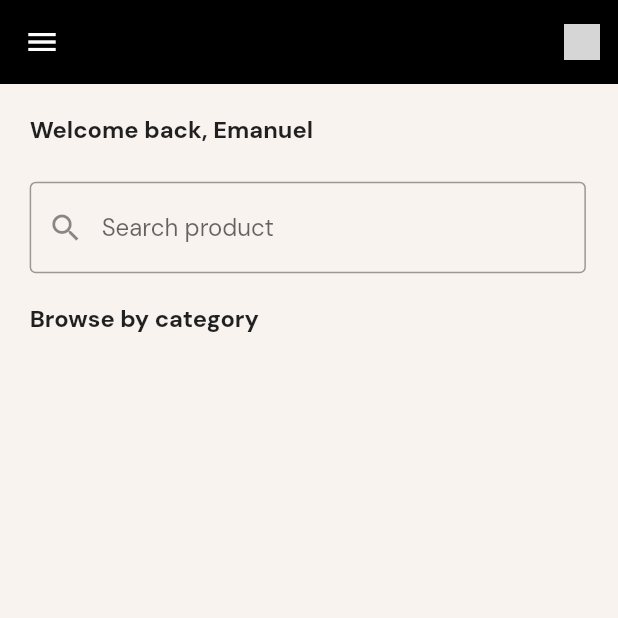
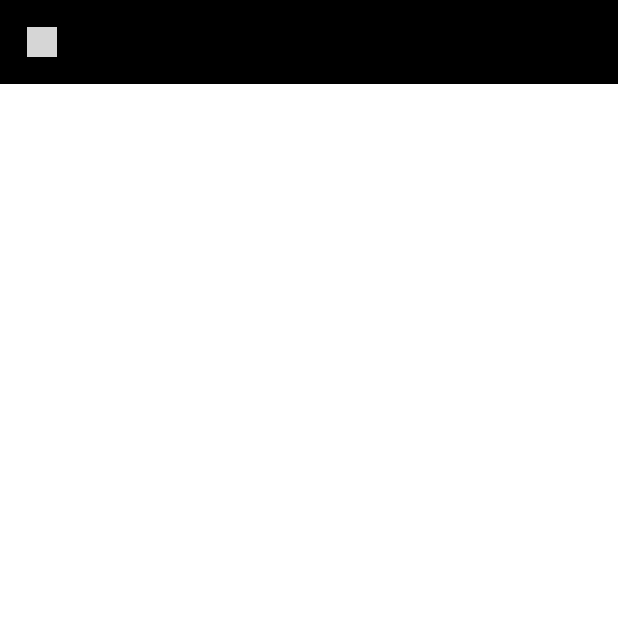
Before and after one commit to SinjinxJohn/potential-octo-couscous, a Flutter app: the HomePage screen opened directly, in the side drawer, after a tap on "Cart", on a phone screen of 412 x 824 dp, the top half of it. Run offline on Flutter 3.47's test engine with Material 2 defaults, Android fonts, the phone set to English and light mode, and no system bars; our stand-ins replace flutter_svg, google_fonts, lottie; network calls fail; grey boxes are pictures that could not be loaded.

Commit message:
added cart page

```diff
--- a/frontend/lib/HomePage.dart
+++ b/frontend/lib/HomePage.dart
@@ -4,8 +4,11 @@
 // ignore: file_names
 // ignore_for_file: file_names
 
+// import 'dart:js';
+
 import 'package:flutter/material.dart';
 import 'package:flutter_svg/svg.dart';
+import 'package:frontend/cart.dart';
 import 'package:frontend/components/constants.dart';
 // import 'package:frontend/components/gridview.dart';
 import 'package:frontend/components/searchbar.dart';
@@ -69,7 +72,7 @@ class _HomePageState extends State<HomePage> {
           ),
             title: Text("Cart",style: TextStyle(fontSize: SizeConfig.defaultSize*1.2),),
             onTap: () {
-              Navigator.pop(context);
+              Navigator.push(context, MaterialPageRoute(builder: ((context) => CartPage())));
             },
           ),
           ListTile(
@@ -83,7 +86,22 @@ class _HomePageState extends State<HomePage> {
             },
           ),])),
           backgroundColor: Color.fromARGB(255, 249, 243, 240),
-          appBar: appBar(),
+          appBar: AppBar(
+      backgroundColor: Colors.black ,
+      actions: [
+        IconButton(
+          onPressed: () {
+            Navigator.push(context, MaterialPageRoute(builder: ((context)=>CartPage())));
+          },
+          icon: Image.asset(
+            "/home/sinjin/ecommerce/frontend/assets/icons8-shopping-cart-24.png",
+            height: SizeConfig.defaultSize * 2.4,
+            color: Colors.white,
+          ),
+        )
+      ],
+
+    ),
           body: SingleChildScrollView(
             child: Padding(
               padding: EdgeInsets.all(SizeConfig.defaultSize * 2),
@@ -225,20 +243,5 @@ class _HomePageState extends State<HomePage> {
     );
   }
 
-  AppBar appBar() {
-    return AppBar(
-      backgroundColor: Colors.black ,
-      actions: [
-        IconButton(
-          onPressed: () {},
-          icon: Image.asset(
-            "/home/sinjin/ecommerce/frontend/assets/icons8-shopping-cart-24.png",
-            height: SizeConfig.defaultSize * 2.4,
-            color: Colors.white,
-          ),
-        )
-      ],
 
-    );
-  }
 }
--- /dev/null
+++ b/frontend/lib/cart.dart
@@ -0,0 +1,37 @@
+import 'package:flutter/material.dart';
+import 'package:flutter/src/widgets/framework.dart';
+import 'package:flutter/src/widgets/placeholder.dart';
+import 'package:flutter_svg/svg.dart';
+
+import 'components/size_config.dart';
+
+class CartPage extends StatefulWidget {
+  const CartPage({super.key});
+
+  @override
+  State<CartPage> createState() => _CartPageState();
+}
+
+class _CartPageState extends State<CartPage> {
+  @override
+  Widget build(BuildContext context) {
+    return Scaffold(
+      appBar: appbarCart(context),
+    );
+  }
+
+   AppBar appbarCart(BuildContext context) {
+    return AppBar(
+      backgroundColor: Colors.black,
+      leading: IconButton(
+          onPressed: () {
+            Navigator.of(context).pop();
+          },
+          icon: SvgPicture.asset(
+            "/home/sinjin/ecommerce/frontend/assets/back-arrow-direction-down-right-left-up-2-svgrepo-com.svg",
+            colorFilter: ColorFilter.mode(Colors.white, BlendMode.srcIn),
+            height: SizeConfig.defaultSize * 2,
+          )),
+    );
+  }
+}
--- a/frontend/lib/components/InputBox.dart
+++ b/frontend/lib/components/InputBox.dart
@@ -1,6 +1,7 @@
 import 'package:flutter/src/widgets/framework.dart';
 import 'package:flutter/src/widgets/placeholder.dart';
 import 'package:flutter/material.dart';
+import 'package:frontend/components/size_config.dart';
 
 class InputBox extends StatelessWidget {
   TextEditingController controller;
```
